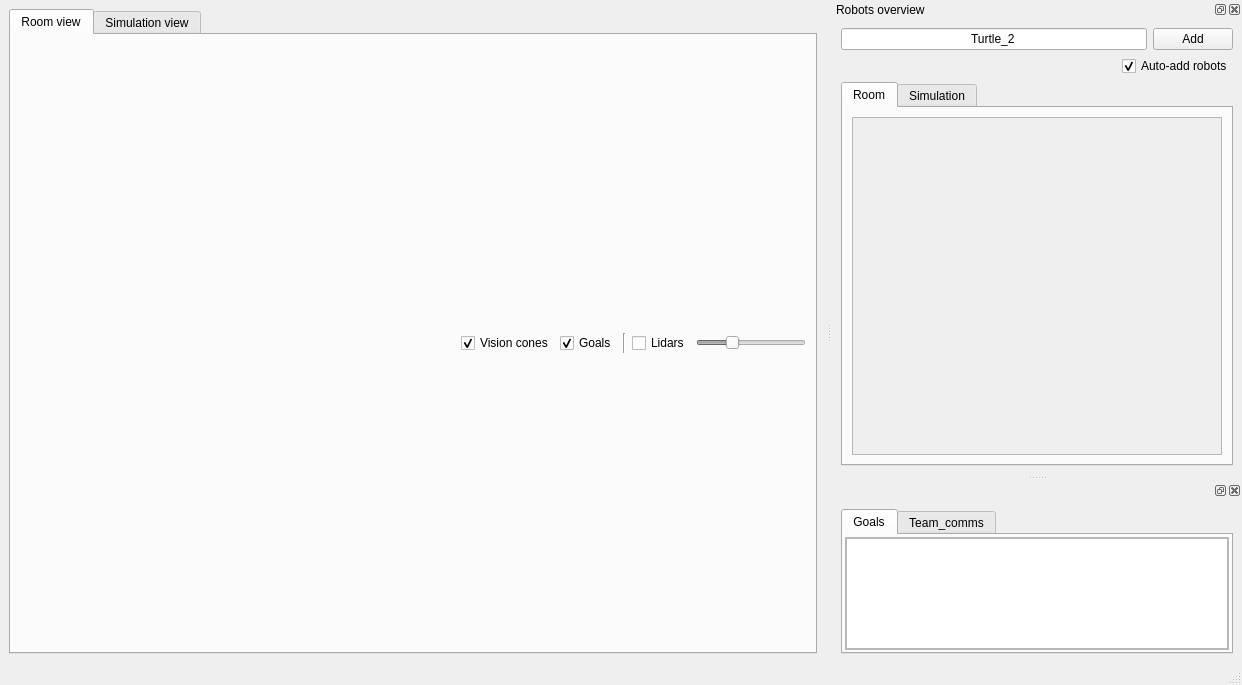
The window that rlb_viz/UIs/Main_v0.0.1.ui (vguillet/rlb_viz) describes before a commit, drawn with Qt 5.
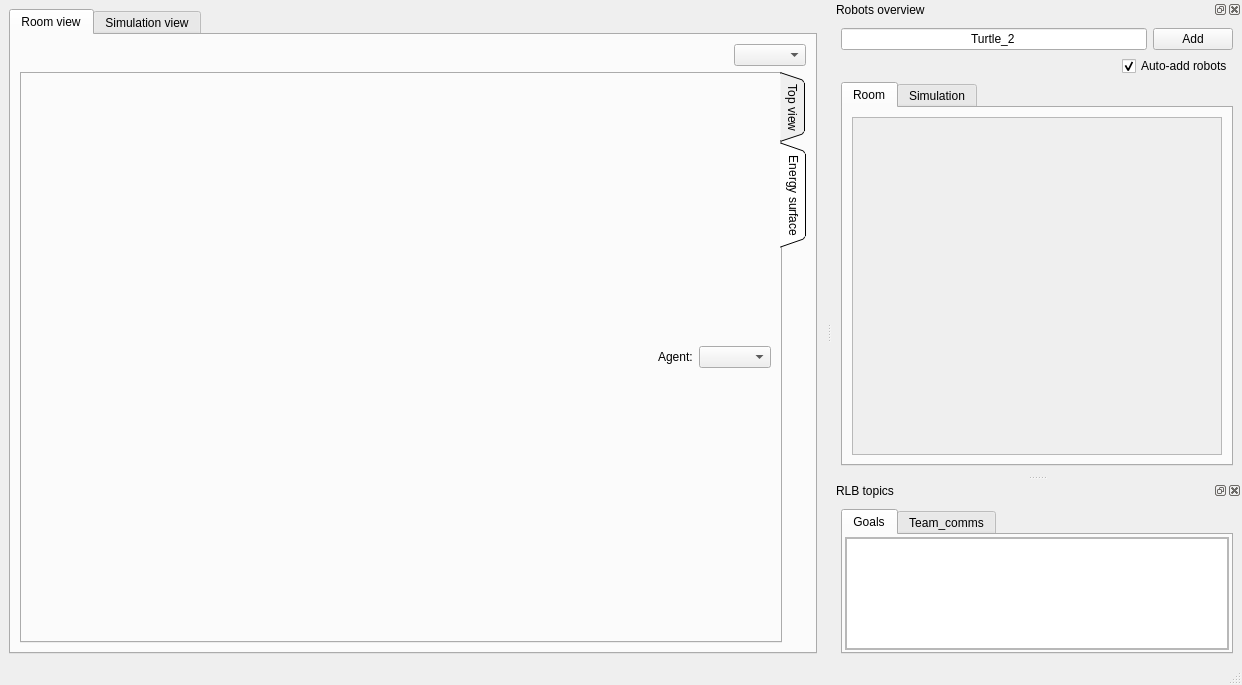
The same window after the commit. The open tabs and pages were chosen to show the change.

Commit message: refactored into separate views scripts

What changed in the file:
```diff
--- a/rlb_viz/UIs/Main_v0.0.1.ui
+++ b/rlb_viz/UIs/Main_v0.0.1.ui
@@ -17,6 +17,9 @@
    <layout class="QVBoxLayout" name="verticalLayout">
     <item>
      <widget class="QTabWidget" name="tabWidget">
+      <property name="tabShape">
+       <enum>QTabWidget::Rounded</enum>
+      </property>
       <property name="currentIndex">
        <number>0</number>
       </property>
@@ -26,6 +29,54 @@
        </attribute>
        <layout class="QVBoxLayout" name="verticalLayout_9">
         <item>
+         <layout class="QHBoxLayout" name="horizontalLayout_10">
+          <item>
+           <spacer name="horizontalSpacer_8">
+            <property name="orientation">
+             <enum>Qt::Horizontal</enum>
+            </property>
+            <property name="sizeHint" stdset="0">
+             <size>
+              <width>40</width>
+              <height>20</height>
+             </size>
+            </property>
+           </spacer>
+          </item>
+          <item>
+           <widget class="QComboBox" name="comboBox_4"/>
+          </item>
+         </layout>
+        </item>
+        <item>
+         <widget class="QTabWidget" name="tabWidget_4">
+          <property name="tabPosition">
+           <enum>QTabWidget::East</enum>
+          </property>
+          <property name="tabShape">
+           <enum>QTabWidget::Triangular</enum>
+          </property>
+          <property name="currentIndex">
+           <number>0</number>
+          </property>
+          <widget class="QWidget" name="tab_11">
+           <attribute name="title">
+            <string>Top view</string>
+           </attribute>
+           <layout class="QVBoxLayout" name="verticalLayout_16">
+            <property name="leftMargin">
+             <number>3</number>
+            </property>
+            <property name="topMargin">
+             <number>3</number>
+            </property>
+            <property name="rightMargin">
+             <number>3</number>
+            </property>
+            <property name="bottomMargin">
+             <number>3</number>
+            </property>
+            <item>
          <layout class="QHBoxLayout" name="horizontalLayout_2">
           <item>
            <spacer name="horizontalSpacer">
@@ -103,6 +154,47 @@
         </item>
        </layout>
       </widget>
+          <widget class="QWidget" name="tab_10">
+           <attribute name="title">
+            <string>Energy surface</string>
+           </attribute>
+           <layout class="QVBoxLayout" name="verticalLayout_17">
+            <item>
+             <layout class="QHBoxLayout" name="horizontalLayout_8">
+              <item>
+               <spacer name="horizontalSpacer_7">
+                <property name="orientation">
+                 <enum>Qt::Horizontal</enum>
+                </property>
+                <property name="sizeHint" stdset="0">
+                 <size>
+                  <width>40</width>
+                  <height>20</height>
+                 </size>
+                </property>
+               </spacer>
+              </item>
+              <item>
+               <widget class="QLabel" name="label">
+                <property name="text">
+                 <string>Agent:</string>
+                </property>
+               </widget>
+              </item>
+              <item>
+               <widget class="QComboBox" name="Room_view_energy_surface_agent_selection"/>
+              </item>
+             </layout>
+            </item>
+            <item>
+             <layout class="QVBoxLayout" name="main_layout_room_energy_surface"/>
+            </item>
+           </layout>
+          </widget>
+         </widget>
+        </item>
+       </layout>
+      </widget>
       <widget class="QWidget" name="tab_4">
        <attribute name="title">
         <string>Simulation view</string>
@@ -531,6 +623,9 @@
    </widget>
   </widget>
   <widget class="QDockWidget" name="RLB_msgs">
+   <property name="windowTitle">
+    <string>RLB topics</string>
+   </property>
    <attribute name="dockWidgetArea">
     <number>2</number>
    </attribute>
```
Lines whose indentation alone changed are shown as unchanged. The commit also changes 11 other files.
